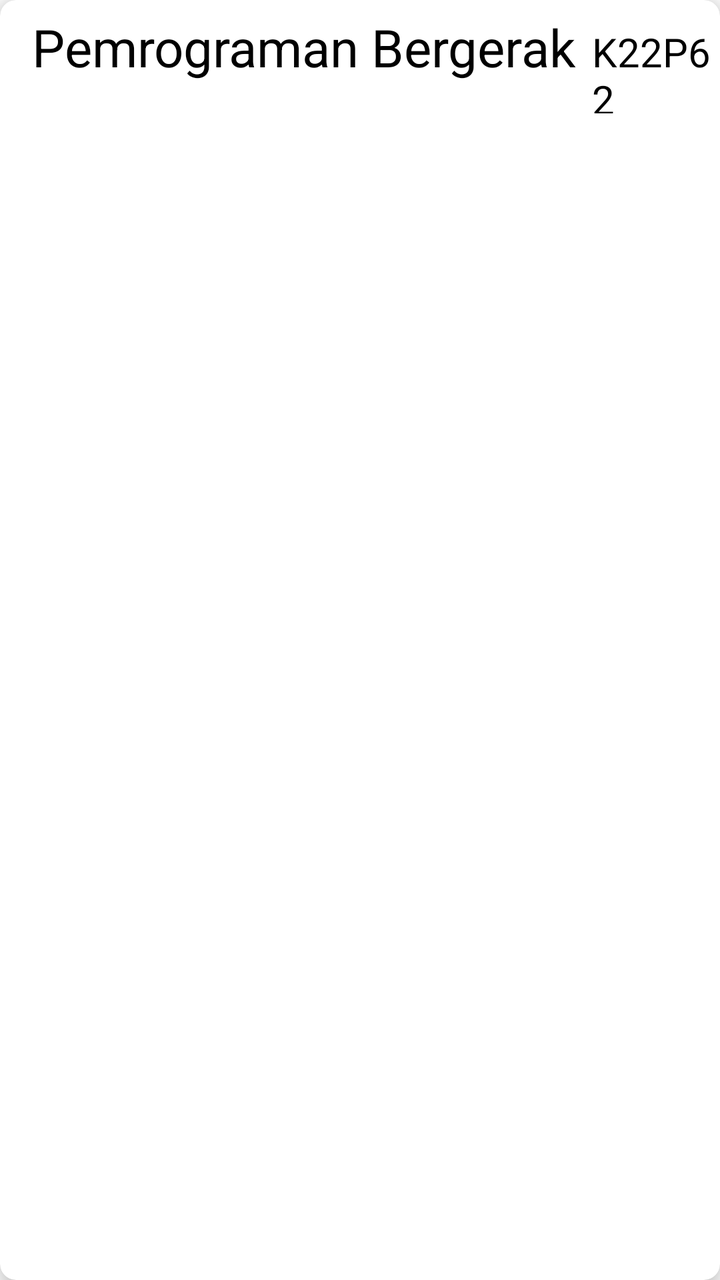
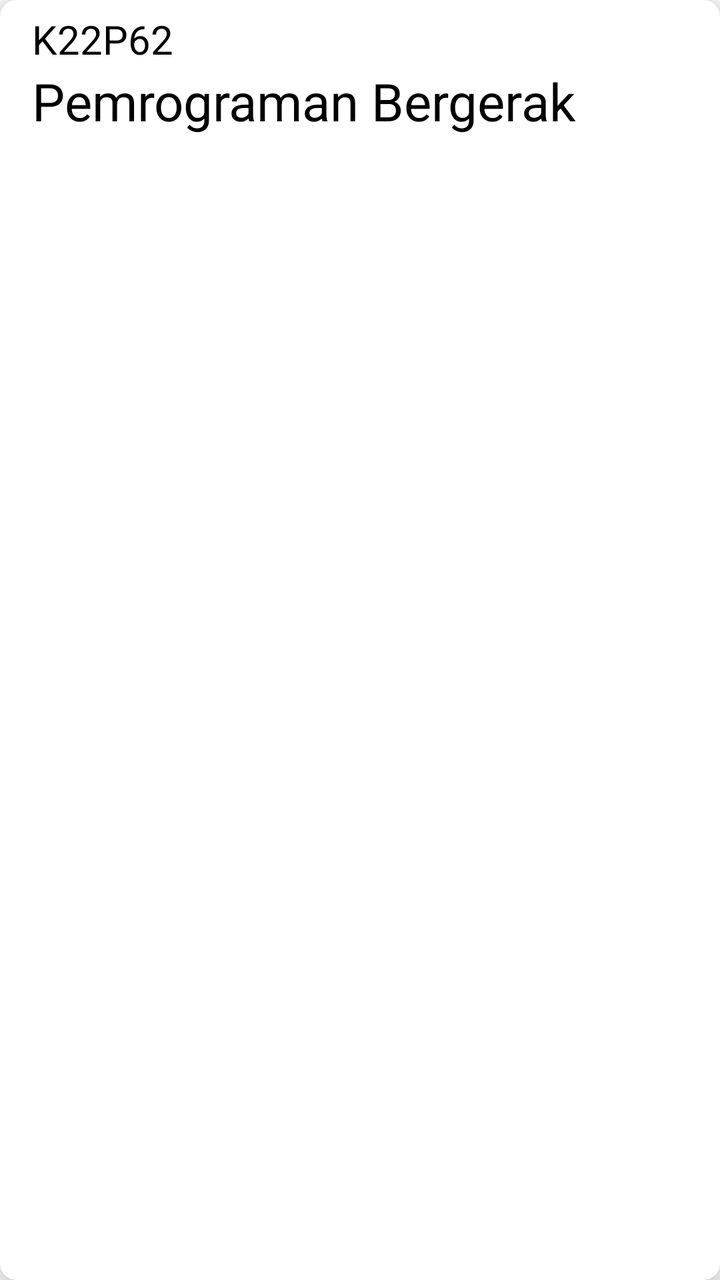

Two renders of the same Android screen: before a commit and after it. Below are the layout's source before the change and the commit's diff.
<!-- AndroidManifest.xml: application theme Theme.Pedait -->
<!-- res/layout/item_course.xml -->
<?xml version="1.0" encoding="utf-8"?>
<androidx.cardview.widget.CardView xmlns:android="http://schemas.android.com/apk/res/android"
    android:layout_width="match_parent"
    android:layout_height="wrap_content"
    xmlns:app="http://schemas.android.com/apk/res-auto"
    app:cardElevation="8dp"
    app:cardCornerRadius="8dp"
    android:layout_margin="16dp">

    <LinearLayout
        android:layout_width="wrap_content"
        android:layout_height="wrap_content"
        android:layout_marginStart="16dp"
        android:layout_marginVertical="6dp"
        android:orientation="vertical">

        <LinearLayout
            android:layout_width="wrap_content"
            android:layout_height="wrap_content"
            android:layout_gravity="center_vertical"
            android:orientation="horizontal">

            <TextView
                android:id="@+id/tvNamaMK"
                android:layout_width="wrap_content"
                android:layout_height="wrap_content"
                android:text="Pemrograman Bergerak"
                android:textColor="@color/black"
                android:textSize="26sp"
                android:textStyle="normal"/>

            <TextView
                android:id="@+id/tvKodeMK"
                android:layout_width="wrap_content"
                android:layout_height="wrap_content"
                android:layout_marginStart="8dp"
                android:text="K22P62"
                android:textColor="@color/black"
                android:textSize="20sp"/>

        </LinearLayout>

    </LinearLayout>

</androidx.cardview.widget.CardView>
<!-- resources referenced by this layout -->
<resources>
  <color name="black">#FF000000</color>
  <style name="Theme.Pedait" parent="Theme.MaterialComponents.DayNight.NoActionBar">
          
          <item name="colorPrimary">@color/purple_500</item>
          <item name="colorPrimaryVariant">@color/purple_700</item>
          <item name="colorOnPrimary">@color/white</item>
          
          <item name="colorSecondary">@color/teal_200</item>
          <item name="colorSecondaryVariant">@color/teal_700</item>
          <item name="colorOnSecondary">@color/white</item>
          
          <item name="android:statusBarColor">?attr/colorPrimaryVariant</item>
          
  
  
      </style>
  <color name="purple_500">#FF6200EE</color>
  <color name="purple_700">#FF3700B3</color>
  <color name="white">#FFFFFFFF</color>
  <color name="teal_200">#FF03DAC5</color>
  <color name="teal_700">#FF018786</color>
</resources>

<!-- the commit's change to res/layout/item_course.xml (unified diff, before → after) -->
@@ -18,8 +18,15 @@
             android:layout_width="wrap_content"
             android:layout_height="wrap_content"
             android:layout_gravity="center_vertical"
-            android:orientation="horizontal">
+            android:orientation="vertical">
 
+            <TextView
+                android:id="@+id/tvKodeMK"
+                android:layout_width="wrap_content"
+                android:layout_height="wrap_content"
+                android:text="K22P62"
+                android:textColor="@color/black"
+                android:textSize="20sp"/>
             <TextView
                 android:id="@+id/tvNamaMK"
                 android:layout_width="wrap_content"
@@ -29,14 +36,6 @@
                 android:textSize="26sp"
                 android:textStyle="normal"/>
 
-            <TextView
-                android:id="@+id/tvKodeMK"
-                android:layout_width="wrap_content"
-                android:layout_height="wrap_content"
-                android:layout_marginStart="8dp"
-                android:text="K22P62"
-                android:textColor="@color/black"
-                android:textSize="20sp"/>
 
         </LinearLayout>
 
